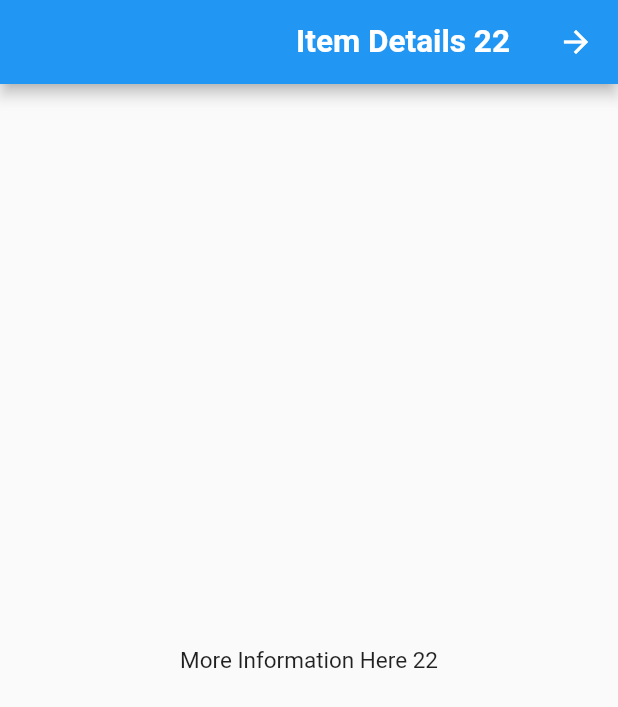
After one commit to kflihan/tafqit, a Flutter app: the TafqitItemDetailsView2 screen opened by its route, on a phone screen of 412 x 824 dp. The commit adds this screen. Shown: the top 707 px of the screen. Run offline on Flutter 3.47's test engine with Material 2 defaults, Android fonts, the phone set to English and light mode, and no system bars; generated files the repository leaves out were written again.

Commit message:
starting examples

```diff
--- a/example/flutter_tafqit_test/lib/src/sample_feature/sample_item.dart
+++ b/example/flutter_tafqit_test/lib/src/sample_feature/sample_item.dart
@@ -1,6 +1,6 @@
 /// A placeholder class that represents an entity or model.
-class SampleItem {
-  const SampleItem(this.id);
+class TafqitSampleItem {
+  const TafqitSampleItem(this.id);
 
   final int id;
 }
--- /dev/null
+++ b/example/flutter_tafqit_test/lib/src/sample_feature/tafqit_sample1.dart
@@ -0,0 +1,20 @@
+import 'package:flutter/material.dart';
+
+/// Displays detailed information about a tafqitItem.
+class TafqitItemDetailsView1 extends StatelessWidget {
+  const TafqitItemDetailsView1({Key? key}) : super(key: key);
+
+  static const routeName = '/tafqit_item_1';
+
+  @override
+  Widget build(BuildContext context) {
+    return Scaffold(
+      appBar: AppBar(
+        title: const Text('Item Details 11'),
+      ),
+      body: const Center(
+        child: Text('More Information Here 11'),
+      ),
+    );
+  }
+}
--- /dev/null
+++ b/example/flutter_tafqit_test/lib/src/sample_feature/tafqit_sample2.dart
@@ -0,0 +1,20 @@
+import 'package:flutter/material.dart';
+
+/// Displays detailed information about a tafqitItem.
+class TafqitItemDetailsView2 extends StatelessWidget {
+  const TafqitItemDetailsView2({Key? key}) : super(key: key);
+
+  static const routeName = '/tafqit_item_2';
+
+  @override
+  Widget build(BuildContext context) {
+    return Scaffold(
+      appBar: AppBar(
+        title: const Text('Item Details 22'),
+      ),
+      body: const Center(
+        child: Text('More Information Here 22'),
+      ),
+    );
+  }
+}
--- /dev/null
+++ b/example/flutter_tafqit_test/lib/src/sample_feature/tafqit_sample3.dart
@@ -0,0 +1,20 @@
+import 'package:flutter/material.dart';
+
+/// Displays detailed information about a tafqitItem.
+class TafqitItemDetailsView3 extends StatelessWidget {
+  const TafqitItemDetailsView3({Key? key}) : super(key: key);
+
+  static const routeName = '/tafqit_item_3';
+
+  @override
+  Widget build(BuildContext context) {
+    return Scaffold(
+      appBar: AppBar(
+        title: const Text('Item Details 33'),
+      ),
+      body: const Center(
+        child: Text('More Information Here 33'),
+      ),
+    );
+  }
+}
```
Also changed, not shown: example/flutter_tafqit_test/lib/src/app.dart (+15 -19 lines), example/flutter_tafqit_test/lib/src/sample_feature/sample_item_details_view.dart (deleted, +0 -20 lines), example/flutter_tafqit_test/lib/src/sample_feature/sample_item_list_view.dart (+15 -29 lines).
